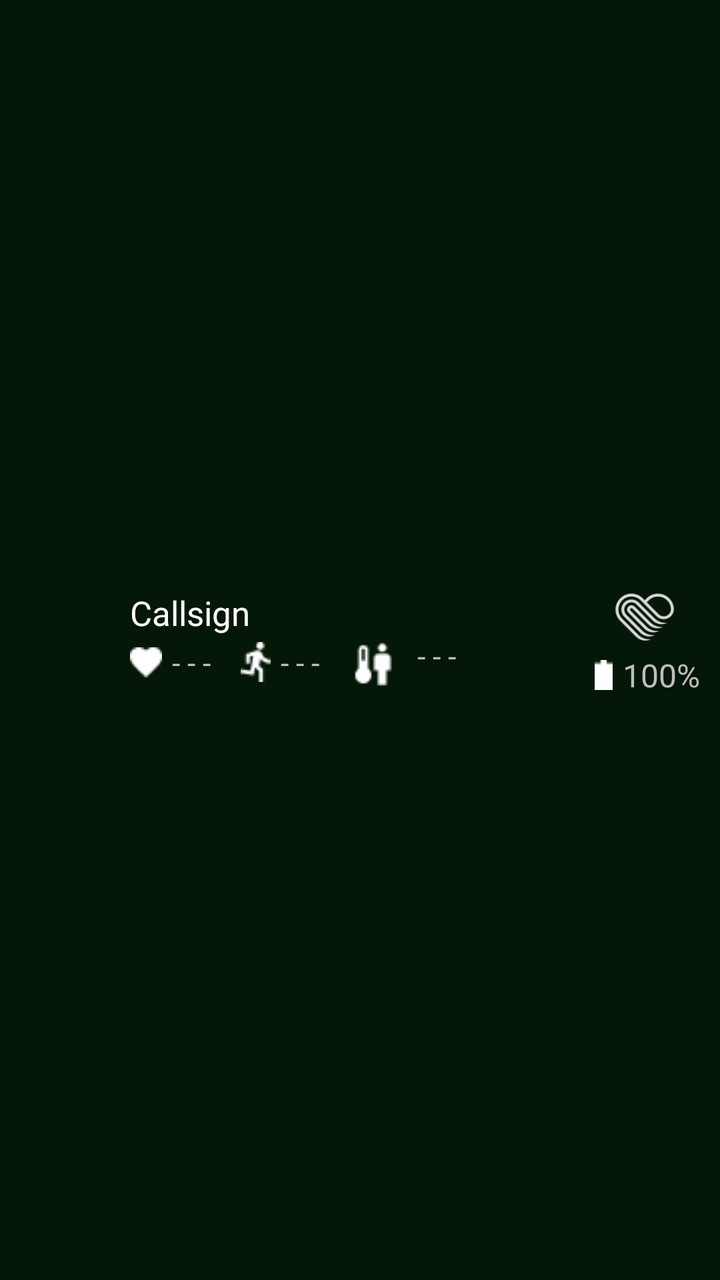
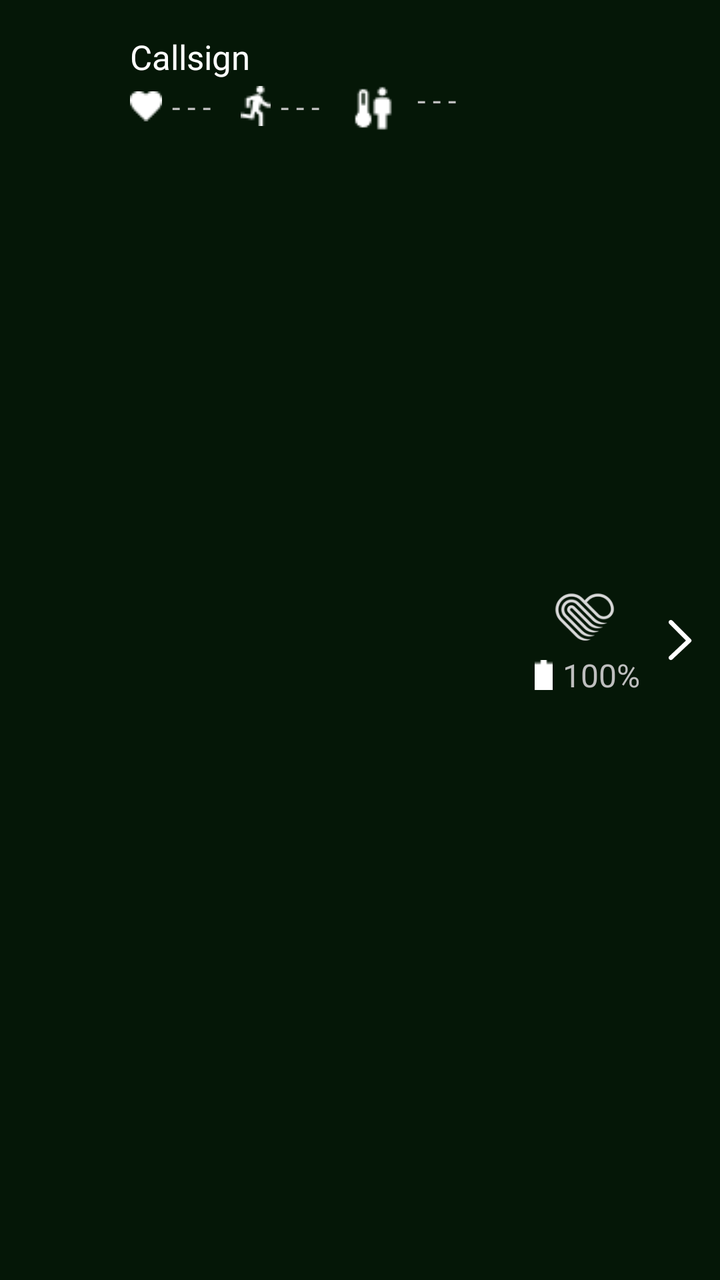

Compare the two renders of this Android layout. The source of the first and the diff that turns it into the second are given below.
<!-- AndroidManifest.xml: application theme AppTheme -->
<!-- res/layout/custom_list_view.xml -->
<?xml version="1.0" encoding="utf-8"?>
<LinearLayout
    xmlns:android="http://schemas.android.com/apk/res/android"
    xmlns:tools="http://schemas.android.com/tools"
    android:layout_width="match_parent"
    android:layout_height="wrap_content"
    android:orientation="horizontal"
    android:paddingVertical="10dp"
    tools:ignore="UselessParent"
    android:background="@color/greenbg"
    style="@style/AppTheme">

    <ImageView
        android:id="@+id/alertIcon"
        android:layout_width="45dp"
        android:layout_height="45dp"
        android:layout_margin="10dp"
        android:src="@drawable/danger"
        tools:ignore="ContentDescription"
        android:layout_gravity="center_vertical"
        android:visibility="invisible"/>

    <LinearLayout
        android:id="@+id/nameAndAlerts"
        android:layout_width="wrap_content"
        android:layout_height="wrap_content"
        android:layout_gravity="center_vertical"
        android:orientation="vertical">

        <TextView
            android:id="@+id/textCallsign"
            android:layout_width="wrap_content"
            android:layout_height="wrap_content"
            android:textSize="17sp"
            android:text="Callsign"
            android:textColor="@color/white"
            tools:ignore="RtlHardcoded"/>

        <TextView
            android:id="@+id/textisFalsePositive"
            android:layout_width="wrap_content"
            android:layout_height="wrap_content"
            android:textSize="13sp"
            android:text="Band not worn properly, readings may be incorrect"
            android:textColor="@color/light_gray"
            tools:ignore="RtlHardcoded"
            android:paddingBottom="7dp"
            android:drawableStart="@drawable/isfalsepositive"
            android:visibility = "gone"/>

        <TextView
            android:id="@+id/textLastConnected"
            android:layout_width="wrap_content"
            android:layout_height="wrap_content"
            android:textSize="13sp"
            android:text="Last connected X minutes ago"
            android:textColor="@color/light_gray"
            tools:ignore="RtlHardcoded"
            android:paddingBottom="7dp"
            android:visibility="gone"/>

        <LinearLayout
            android:id="@+id/healthData"
            android:layout_width="wrap_content"
            android:layout_height="wrap_content"
            android:gravity="center_vertical">

            <TextView
                android:id="@+id/textHeartRate"
                android:layout_width="wrap_content"
                android:layout_height="wrap_content"
                android:textSize="15sp"
                tools:ignore="RtlHardcoded"
                android:text="- - -"
                android:layout_marginEnd="15dp"
                android:drawableStart="@drawable/heartrate"
                android:drawablePadding="5dp"/>

            <TextView
                android:id="@+id/textExertion"
                android:layout_width="wrap_content"
                android:layout_height="wrap_content"
                android:textSize="15sp"
                tools:ignore="RtlHardcoded"
                android:text="- - -"
                android:layout_marginEnd="15dp"
                android:drawableStart="@drawable/exertion"
                android:drawablePadding="5dp"/>

            <TextView
                android:id="@+id/textCoreBodyTemp"
                android:layout_width="wrap_content"
                android:layout_height="wrap_content"
                android:drawableStart="@drawable/corebodytemp"
                android:text="- - -"
                android:textSize="15sp"
                tools:ignore="RtlHardcoded"
                android:drawablePadding="5dp"/>
        </LinearLayout>
    </LinearLayout>

    <RelativeLayout
        android:layout_width="wrap_content"
        android:layout_height="wrap_content"
        android:layout_gravity="center_vertical"
        android:layout_marginEnd="10dp"
        android:orientation="vertical">

        <ImageView
            android:id="@+id/iconWearableLogo"
            android:layout_width="35dp"
            android:layout_height="35dp"
            android:src="@drawable/biostrap"
            android:layout_marginEnd="10dp"
            android:layout_alignParentEnd="true"/>

        <TextView
            android:id="@+id/textBattery"
            android:layout_width="wrap_content"
            android:layout_height="wrap_content"
            android:textSize="16sp"
            android:text="100%"
            tools:ignore="RtlHardcoded"
            android:layout_below="@id/iconWearableLogo"
            android:layout_alignParentEnd="true"
            android:drawableStart="@drawable/battery"
            android:drawablePadding="5dp"/>
    </RelativeLayout>





</LinearLayout>
<!-- resources referenced by this layout -->
<resources>
  <color name="greenbg">#202BB73B</color>
  <color name="light_gray">#A3A3A3</color>
  <color name="white">#ffffff</color>
  <!-- drawable battery: png bitmap (drawable, 158 bytes) -->
  <!-- drawable biostrap: png bitmap (drawable, 9869 bytes) -->
  <!-- drawable corebodytemp: png bitmap (drawable, 384 bytes) -->
  <!-- drawable danger: png bitmap (drawable, 1175 bytes) -->
  <!-- drawable exertion: png bitmap (drawable, 350 bytes) -->
  <!-- drawable heartrate: png bitmap (drawable, 255 bytes) -->
  <!-- drawable isfalsepositive: png bitmap (drawable, 552 bytes) -->
  <style name="AppTheme" parent="@android:style/Theme.Holo">
          <item name="android:buttonStyle">@android:style/Widget.Button</item>
          <item name="android:imageButtonStyle">@android:style/Widget.Button</item>
          <item name="android:buttonStyleToggle">@android:style/Widget.Button</item>
          <item name="android:spinnerStyle">@style/ATAKSpinner</item>
          <item name="android:spinnerItemStyle">@style/ATAKSpinnerItem</item>
          <item name="android:editTextStyle">@style/ATAKEditText</item>
      </style>
  <style name="ATAKSpinner" parent="@android:style/Widget.Spinner">
          <item name="android:spinnerMode">dialog</item>
      </style>
  <style name="ATAKSpinnerItem" parent="@style/AppTheme">
          <item name="android:textColor">@android:color/black</item>
      </style>
  <style name="ATAKEditText" parent="@android:style/Widget.EditText">
          
          
  
          
          <item name="android:imeOptions">flagNoFullscreen</item>
      </style>
</resources>

<!-- the commit's change to res/layout/custom_list_view.xml (unified diff, before → after) -->
@@ -24,8 +24,8 @@
         android:id="@+id/nameAndAlerts"
         android:layout_width="wrap_content"
         android:layout_height="wrap_content"
-        android:layout_gravity="center_vertical"
-        android:orientation="vertical">
+        android:orientation="vertical"
+        android:layout_marginTop="7dp">
 
         <TextView
             android:id="@+id/textCallsign"
@@ -97,6 +97,60 @@
                 tools:ignore="RtlHardcoded"
                 android:drawablePadding="5dp"/>
         </LinearLayout>
+
+        <LinearLayout
+            android:id="@+id/expandedHealthData"
+            android:layout_width="wrap_content"
+            android:layout_height="wrap_content"
+            android:layout_marginTop="7dp"
+            android:gravity="center_vertical"
+            android:visibility="gone">
+
+            <TextView
+                android:id="@+id/textCaloricBurnRate"
+                android:layout_width="wrap_content"
+                android:layout_height="wrap_content"
+                android:textSize="15sp"
+                tools:ignore="RtlHardcoded"
+                android:text="- - -"
+                android:layout_marginEnd="15dp"
+                android:drawableStart="@drawable/calories"
+                android:drawablePadding="5dp"/>
+
+            <TextView
+                android:id="@+id/textHrlv"
+                android:layout_width="wrap_content"
+                android:layout_height="wrap_content"
+                android:textSize="15sp"
+                tools:ignore="RtlHardcoded"
+                android:text="- - -"
+                android:layout_marginEnd="15dp"
+                android:drawableStart="@drawable/hrlv"
+                android:drawablePadding="5dp"/>
+
+            <TextView
+                android:id="@+id/textVo2"
+                android:layout_width="wrap_content"
+                android:layout_height="wrap_content"
+                android:drawableStart="@drawable/vo2"
+                android:text="- - -"
+                android:textSize="15sp"
+                tools:ignore="RtlHardcoded"
+                android:layout_marginEnd="15dp"
+
+                android:drawablePadding="5dp"/>
+
+            <TextView
+                android:id="@+id/textHrv"
+                android:layout_width="wrap_content"
+                android:layout_height="wrap_content"
+                android:drawableStart="@drawable/hrv"
+                android:text="- - -"
+                android:textSize="15sp"
+                tools:ignore="RtlHardcoded"
+                android:drawablePadding="5dp"/>
+        </LinearLayout>
+
     </LinearLayout>
 
     <RelativeLayout
@@ -112,7 +166,7 @@
             android:layout_height="35dp"
             android:src="@drawable/biostrap"
             android:layout_marginEnd="10dp"
-            android:layout_alignParentEnd="true"/>
+            android:layout_toLeftOf="@id/toggle"/>
 
         <TextView
             android:id="@+id/textBattery"
@@ -122,9 +176,18 @@
             android:text="100%"
             tools:ignore="RtlHardcoded"
             android:layout_below="@id/iconWearableLogo"
-            android:layout_alignParentEnd="true"
+            android:layout_toLeftOf="@id/toggle"
             android:drawableStart="@drawable/battery"
             android:drawablePadding="5dp"/>
+
+        <ImageView
+            android:id="@+id/toggle"
+            android:layout_width="20dp"
+            android:layout_height="20dp"
+            android:layout_centerVertical="true"
+            android:src="@drawable/arrow"
+            android:layout_alignParentEnd="true"
+            android:layout_marginStart="10dp"/>
     </RelativeLayout>
 
 
<!-- resource entries referenced after the edit -->
@@ -3,13 +3,18 @@
   <color name="greenbg">#202BB73B</color>
   <color name="light_gray">#A3A3A3</color>
   <color name="white">#ffffff</color>
+  <!-- drawable arrow: png bitmap (drawable, 589 bytes) -->
   <!-- drawable battery: png bitmap (drawable, 158 bytes) -->
   <!-- drawable biostrap: png bitmap (drawable, 9869 bytes) -->
+  <!-- drawable calories: png bitmap (drawable, 372 bytes) -->
   <!-- drawable corebodytemp: png bitmap (drawable, 384 bytes) -->
   <!-- drawable danger: png bitmap (drawable, 1175 bytes) -->
   <!-- drawable exertion: png bitmap (drawable, 350 bytes) -->
   <!-- drawable heartrate: png bitmap (drawable, 255 bytes) -->
+  <!-- drawable hrlv: png bitmap (drawable, 381 bytes) -->
+  <!-- drawable hrv: png bitmap (drawable, 371 bytes) -->
   <!-- drawable isfalsepositive: png bitmap (drawable, 552 bytes) -->
+  <!-- drawable vo2: png bitmap (drawable, 362 bytes) -->
   <style name="AppTheme" parent="@android:style/Theme.Holo">
           <item name="android:buttonStyle">@android:style/Widget.Button</item>
           <item name="android:imageButtonStyle">@android:style/Widget.Button</item>
